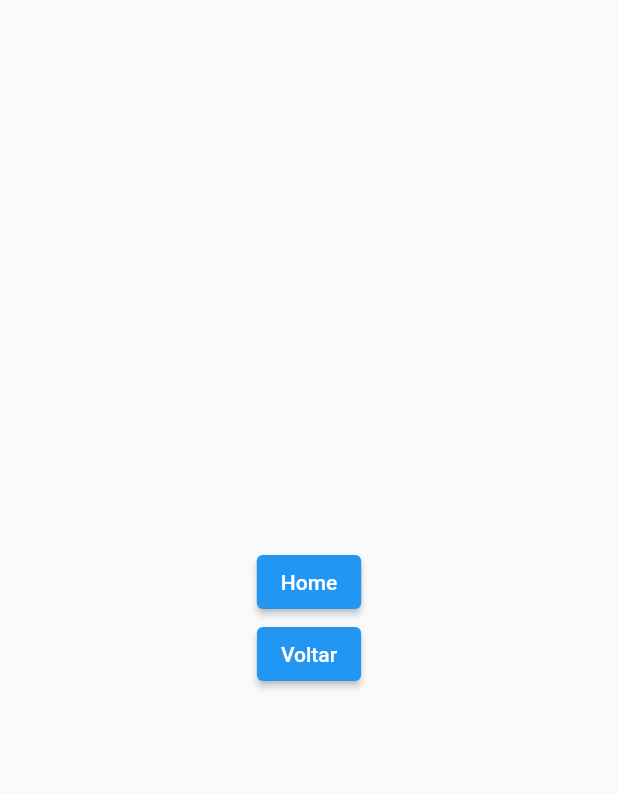
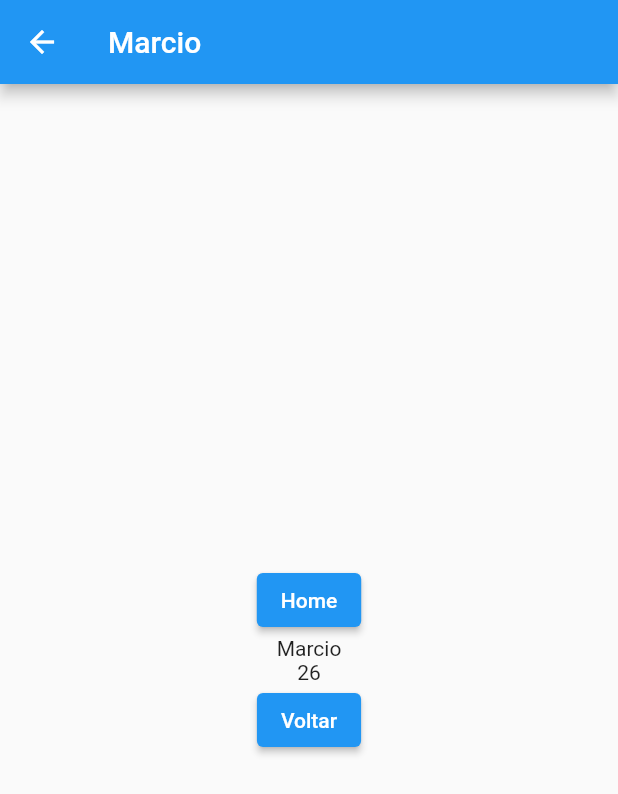
Before and after one commit to marciof2/Navigator, a Flutter app: the Page2 screen opened by its route, after a tap on "Tela Quatro", on a phone screen of 412 x 824 dp. Shown: the top 794 px of the screen. Run offline on Flutter 3.47's test engine with Material 2 defaults, Android fonts, the phone set to English and light mode, and no system bars.

Commit message:
Add FourParameters

```diff
--- a/lib/page2.dart
+++ b/lib/page2.dart
@@ -1,4 +1,5 @@
 import 'package:flutter/material.dart';
+import 'package:navigator/page4.dart';
 
 class Page2 extends StatefulWidget {
   @override
@@ -21,7 +22,8 @@ class _Page2State extends State<Page2> {
             ),
             ElevatedButton(
               onPressed: () {
-                Navigator.pushNamed(context, 'page4');
+                final parameters = FourParameters('Marcio', 26);
+                Navigator.pushNamed(context, 'page4', arguments: parameters);
               },
               child: Text('Tela Quatro'),
             ),
--- a/lib/page3.dart
+++ b/lib/page3.dart
@@ -1,4 +1,5 @@
 import 'package:flutter/material.dart';
+import 'package:navigator/page4.dart';
 
 class Page3 extends StatefulWidget {
   @override
@@ -26,7 +27,9 @@ class _Page3State extends State<Page3> {
             ),
             ElevatedButton(
               onPressed: () {
-                Navigator.popAndPushNamed(context, 'page4');
+                final parameters = FourParameters('Leticia', 27);
+                Navigator.popAndPushNamed(context, 'page4',
+                    arguments: parameters);
               },
               child: Text('Replace Tela 4'),
             ),
--- a/lib/page4.dart
+++ b/lib/page4.dart
@@ -1,4 +1,11 @@
 import 'package:flutter/material.dart';
+
+class FourParameters {
+  String nome;
+  int idade;
+
+  FourParameters(this.nome, this.idade);
+}
 
 class Page4 extends StatefulWidget {
   @override
@@ -8,11 +15,13 @@ class Page4 extends StatefulWidget {
 class _Page4State extends State<Page4> {
   @override
   Widget build(BuildContext context) {
-    final nome = ModalRoute.of(context).settings.arguments as String;
-    final idade = ModalRoute.of(context).settings.arguments as int;
+    final parameters =
+        ModalRoute.of(context).settings.arguments as FourParameters;
     return Scaffold(
-      body: Center(
-        child: Column(
+      appBar: AppBar(
+        title: Text('${parameters.nome}'),
+      ),
+      body: Column(
         mainAxisAlignment: MainAxisAlignment.center,
         children: [
           ElevatedButton(
@@ -21,13 +30,14 @@ class _Page4State extends State<Page4> {
             },
             child: Text('Home'),
           ),
+          Center(child: Text('${parameters.nome}')),
+          Center(child: Text('${parameters.idade}')),
           ElevatedButton(
             onPressed: () {},
             child: Text('Voltar'),
           ),
         ],
       ),
-      ),
     );
   }
 }
```
Lines whose indentation alone changed are shown as unchanged.
